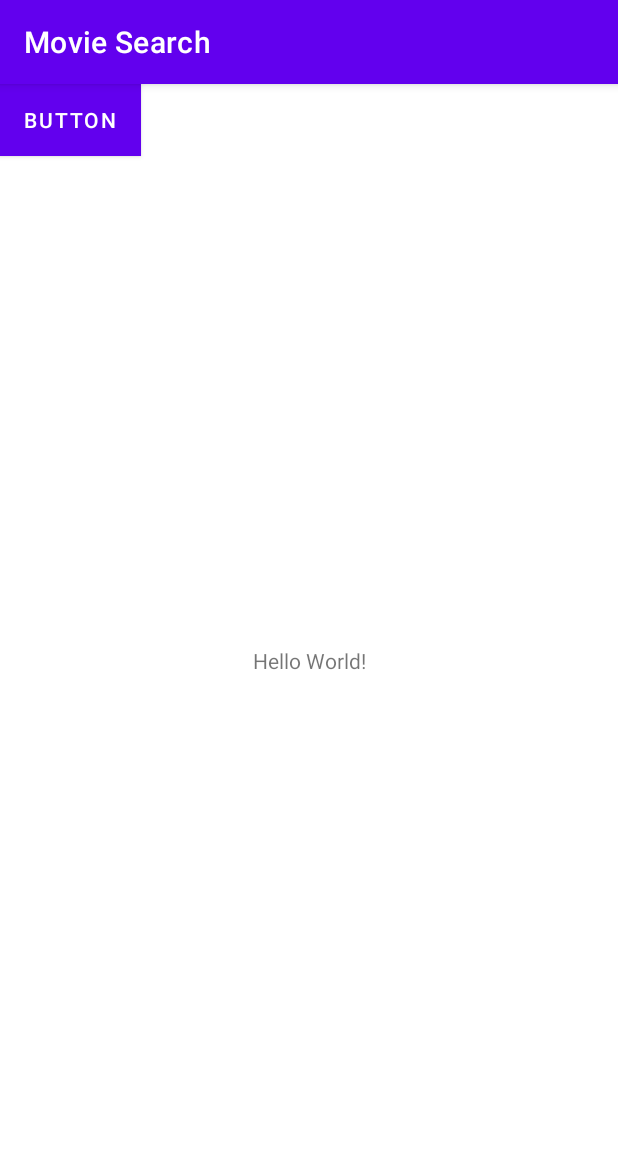
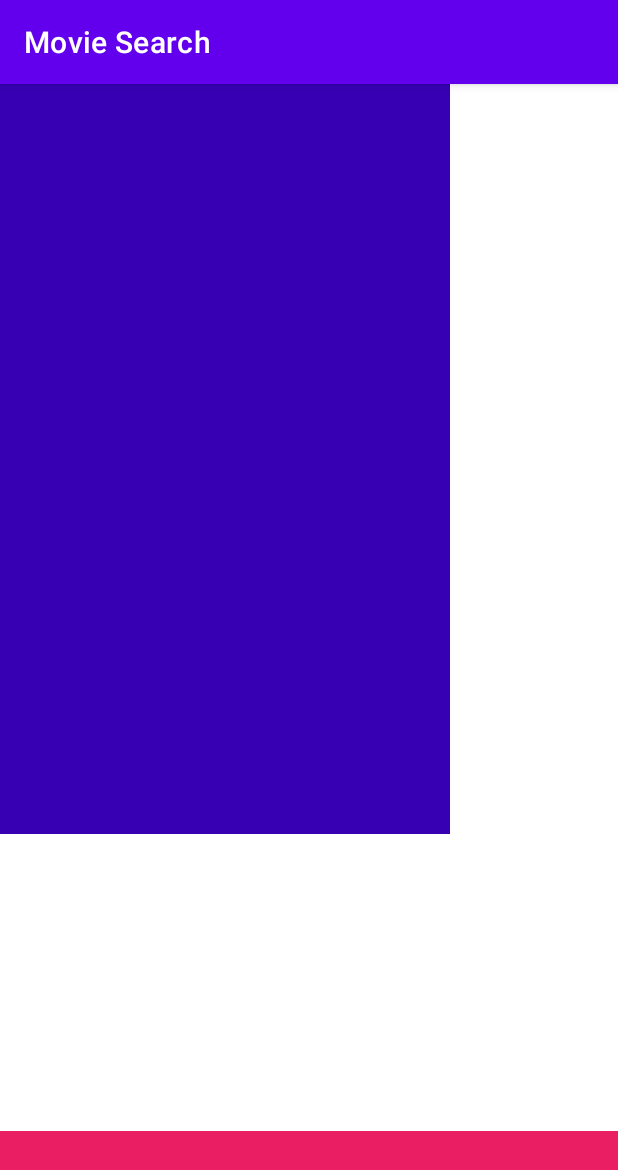
Before and after one commit to ankrnv/movie_search, an Android app: the screen it shows after launch (MainActivity), on a phone screen of 412 x 824 dp. Shown: the top 1170 px of the screen. Run offline under Robolectric (Android 15) with nearby library versions, the phone set to English and light mode, and no system bars.

Commit message:
Add layouts

```diff
--- a/app/src/main/res/layout/activity_main.xml
+++ b/app/src/main/res/layout/activity_main.xml
@@ -6,19 +6,21 @@
     android:layout_height="match_parent"
     tools:context=".MainActivity">
 
-    <TextView
-        android:layout_width="wrap_content"
-        android:layout_height="wrap_content"
-        android:text="Hello World!"
+    <LinearLayout
+        android:layout_width="300dp"
+        android:layout_height="500dp"
+        android:orientation="vertical"
+        tools:context=".MainActivity"
+        android:background="@color/purple_700"
+        app:layout_constraintStart_toStartOf="parent"
+        app:layout_constraintTop_toTopOf="parent">
+    </LinearLayout>
+
+    <FrameLayout
+        android:layout_width="match_parent"
+        android:layout_height="70dp"
         app:layout_constraintBottom_toBottomOf="parent"
-        app:layout_constraintLeft_toLeftOf="parent"
-        app:layout_constraintRight_toRightOf="parent"
-        app:layout_constraintTop_toTopOf="parent" />
-    <Button
-        android:layout_width="wrap_content"
-        android:layout_height="wrap_content"
-        android:text="Button"
-        tools:ignore="MissingConstraints"
-        android:background="@color/black"/>
+        android:background="#E91E63"/>
+
 
 </androidx.constraintlayout.widget.ConstraintLayout>
```
